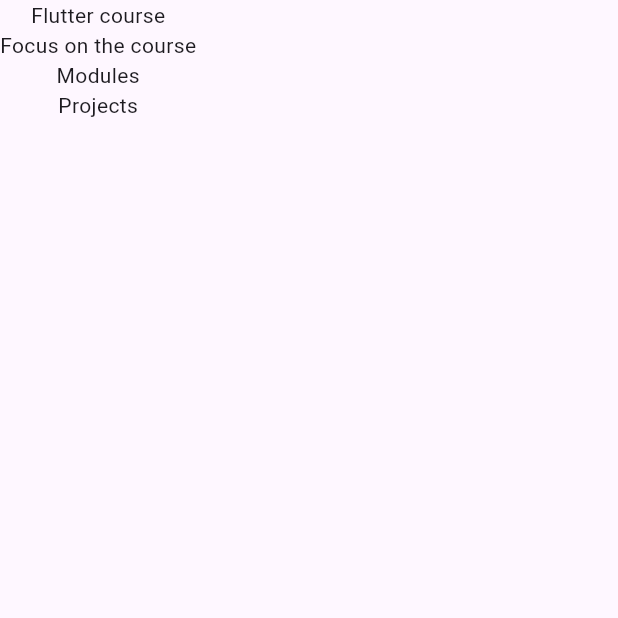
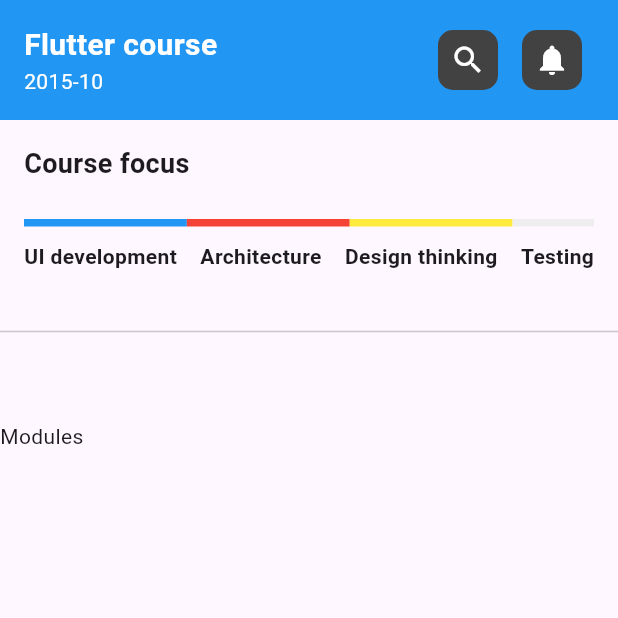
Before and after one commit to LCCastillo03/Tarea1-Bula-Castillo-Edgar, a Flutter app: the screen it shows after launch, on a phone screen of 412 x 824 dp, the top half of it. Run offline on Flutter 3.47's test engine with Material 3 defaults, Android fonts, the phone set to English and light mode, and no system bars.

Commit message:
lena coursefocus

```diff
--- a/lib/ui/pages/flutter_course_page.dart
+++ b/lib/ui/pages/flutter_course_page.dart
@@ -7,24 +7,141 @@ class FlutterCoursePage extends StatelessWidget {
   Widget build(BuildContext context) {
     return Scaffold(
       body: SafeArea(
-      // you may remove this widget if you don't want to use it
+        child: SingleChildScrollView(
           child: Column(
+            crossAxisAlignment: CrossAxisAlignment.start,
             children: <Widget>[
               buildHeader(),
               buildCourseFocus(),
+              Divider(
+                height: 80,
+              ),
+              const SizedBox(height: 20),
               buildModules(),
-          buildProjectList(),
+              const SizedBox(height: 20),
             ],
           ),
-    ));
+        ),
+      ),
+    );
   }
 
   Widget buildHeader() {
-    return const Text("Flutter course");
+    return Container(
+      padding: const EdgeInsets.symmetric(horizontal: 16, vertical: 12),
+      color: Colors.blue,
+      child: Row(
+        mainAxisAlignment: MainAxisAlignment.spaceBetween,
+        children: [
+          const Column(
+            crossAxisAlignment: CrossAxisAlignment.start,
+            children: [
+              Text(
+                "Flutter course",
+                style: TextStyle(
+                  fontSize: 20,
+                  fontWeight: FontWeight.bold,
+                  color: Colors.white,
+                ),
+              ),
+              Text(
+                "2015-10",
+                style: TextStyle(fontSize: 14, color: Colors.white),
+              ),
+            ],
+          ),
+          Row(
+            children: [
+              IconButton(
+                onPressed: () {},
+                icon: Container(
+                  decoration: BoxDecoration(
+                      color: Colors.grey.shade800,
+                      shape: BoxShape.rectangle,
+                      borderRadius: BorderRadius.circular(10)),
+                  padding: const EdgeInsets.all(8.0),
+                  child: const Icon(Icons.search, color: Colors.white),
+                ),
+              ),
+              IconButton(
+                onPressed: () {},
+                icon: Container(
+                  decoration: BoxDecoration(
+                      color: Colors.grey.shade800,
+                      shape: BoxShape.rectangle,
+                      borderRadius: BorderRadius.circular(10)),
+                  padding: const EdgeInsets.all(8.0),
+                  child: const Icon(Icons.notifications, color: Colors.white),
+                ),
+              ),
+            ],
+          ),
+        ],
+      ),
+    );
   }
 
   Widget buildCourseFocus() {
-    return const Text("Focus on the course");
+    return Column(
+      crossAxisAlignment: CrossAxisAlignment.start,
+      children: [
+        const Padding(
+          padding: EdgeInsets.all(16.0),
+          child: Text(
+            "Course focus",
+            style: TextStyle(fontSize: 18, fontWeight: FontWeight.bold),
+          ),
+        ),
+        const SizedBox(height: 8),
+        Container(
+          margin: const EdgeInsets.symmetric(horizontal: 16.0),
+          height: 5,
+          child: Row(
+            children: [
+              Flexible(flex: 2, child: Container(color: Colors.blue)),
+              Flexible(flex: 2, child: Container(color: Colors.red)),
+              Flexible(flex: 2, child: Container(color: Colors.yellow)),
+              Flexible(flex: 1, child: Container(color: Colors.grey[200])),
+            ],
+          ),
+        ),
+        SizedBox(height: 10),
+        Padding(
+          padding: const EdgeInsets.symmetric(horizontal: 16.0),
+          child: Row(
+            mainAxisAlignment: MainAxisAlignment.spaceBetween,
+            children: const [
+              Text(
+                "UI development",
+                style: TextStyle(
+                  fontWeight: FontWeight.bold,
+                  fontSize: 14,
+                ),
+              ),
+              Text("Architecture",
+                  style: TextStyle(
+                    fontWeight: FontWeight.bold,
+                    fontSize: 14,
+                  )),
+              Text(
+                "Design thinking",
+                style: TextStyle(
+                  fontWeight: FontWeight.bold,
+                  fontSize: 14,
+                ),
+              ),
+              Text(
+                "Testing",
+                style: TextStyle(
+                  fontWeight: FontWeight.bold,
+                  fontSize: 14,
+                ),
+              ),
+            ],
+          ),
+        ),
+      ],
+    );
   }
 
   Widget buildModules() {
```
Lines whose indentation alone changed are shown as unchanged.
